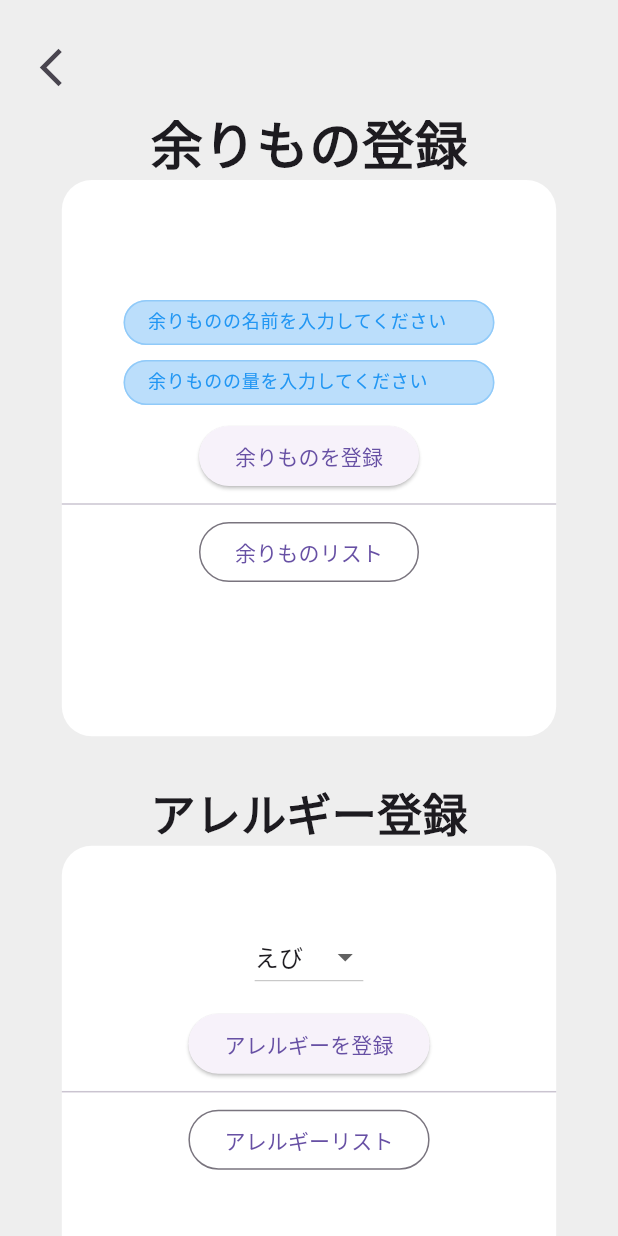
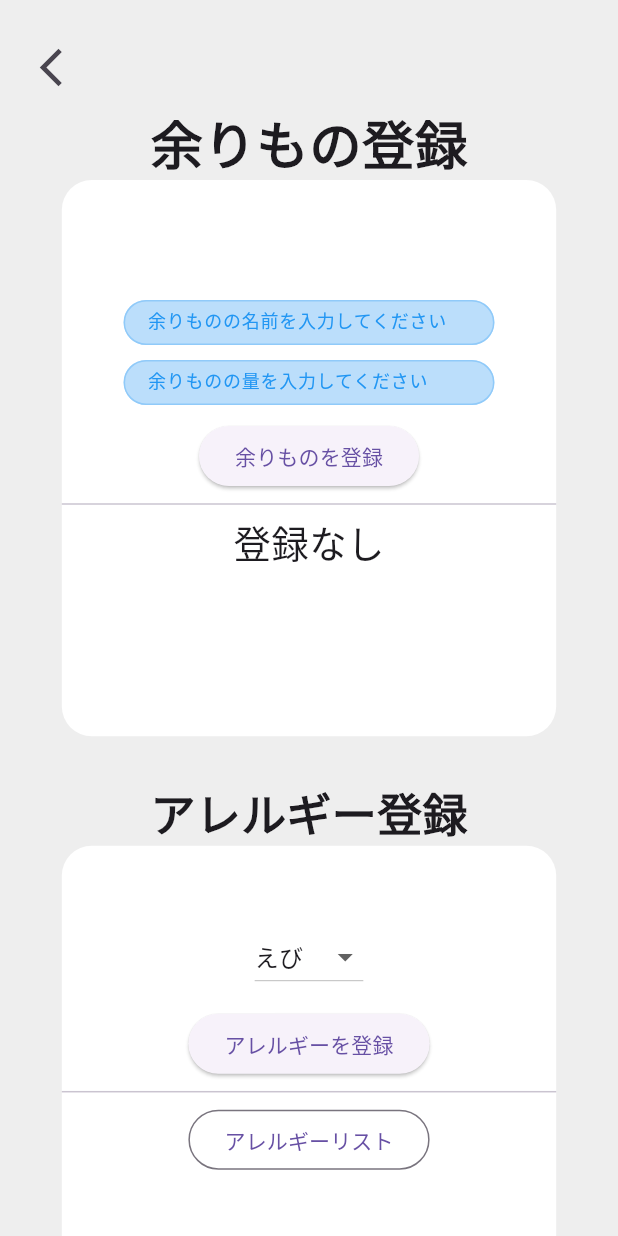
Before and after one commit to fx31x2/menu_weather, a Flutter app: the SettingPage screen opened directly, on a phone screen of 412 x 824 dp. Run offline on Flutter 3.47's test engine with Material 3 defaults, Android fonts, the light colour scheme and no system bars; our stand-ins replace flutter_chat_types, flutter_dotenv, flutter_hooks, flutter_riverpod, google_generative_ai, hooks_riverpod and 1 more; accounts and stored records are empty.

Commit message:
あああ

```diff
--- a/lib/pages/setting/setting_page.dart
+++ b/lib/pages/setting/setting_page.dart
@@ -48,10 +48,16 @@ class SettingPage extends HookWidget {
   }
 
 
+
+
+
+
   @override
   Widget build(BuildContext context) {
 
 
+    late Future<List<Leftover>> _leftovers;
+    _leftovers = DatabaseService.instance.getLeftovers();
 
 
     final leftovers = TextEditingController();
@@ -247,16 +253,54 @@ class SettingPage extends HookWidget {
                               Container(width: 10),
                             ],
                           ),
-                          OutlinedButton(
-                            onPressed: () {
-                              print('余りもの一覧はこちら！');
-                              Navigator.push(
-                                context,
-                                MaterialPageRoute(builder: (context) => LeftoversListPage()),
+                          FutureBuilder<List<Leftover>>(
+                            future: _leftovers,
+                            builder: (context, snapshot) {
+                              if (!snapshot.hasData) {
+                                return const Center(child: CircularProgressIndicator());
+                              }
+                              final leftovers = snapshot.data!;
+                              if (leftovers.isEmpty) {
+                                return const Center(child: Text("登録なし",
+                                  style: TextStyle(fontSize: 25),
+                                ));
+                              }
+                              return ListView.builder(
+                                itemCount: leftovers.length,
+                                itemBuilder: (context, index) {
+                                  final item = leftovers[index];
+                                  return SingleChildScrollView(
+                                    child:
+                                    ListTile(
+                                      title: Text(item.name,
+                                        textAlign: TextAlign.left,
+                                        style: TextStyle(
+                                          fontSize: 15,
+                                          fontWeight: FontWeight.bold
+                                        ),
+                                      ),
+                                      subtitle: Text("量: ${item.amount}",
+                                        textAlign: TextAlign.left,
+                                        style: TextStyle(
+                                          fontSize: 15,
+                                          fontWeight: FontWeight.bold
+                                        ),
+                                      ),
+                                      trailing: IconButton(
+                                        icon: const Icon(Icons.delete, color: Colors.blue),
+                                        onPressed: () async {
+                                          await DatabaseService.instance.deleteLeftover(item.id!);
+                                          _leftovers = DatabaseService.instance.getLeftovers(); // リロード
+                                        },
+                                      ),
+
+                                    )
+                                  );
+                                },
                               );
                             },
-                            child: Text('余りものリスト'),
                           ),
+
                         ],
                       )
 
@@ -409,7 +453,6 @@ class SettingPage extends HookWidget {
                           Container(width: 10),
                           OutlinedButton(
                             onPressed: () {
-                              print('余りもの一覧はこちら！');
                               Navigator.push(
                                 context,
                                 MaterialPageRoute(builder: (context) => AllergyListPage()),
```
